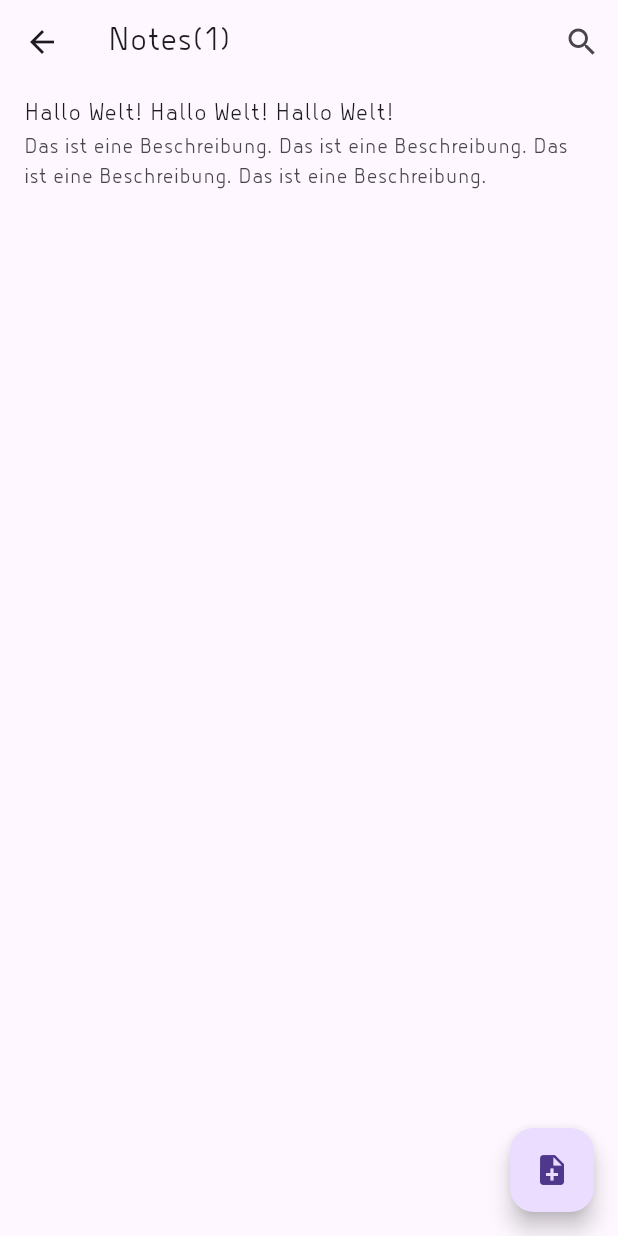
After one commit to sbrandt893/project_notez, a Flutter app: the NotesScreen screen opened directly, after a tap on the "note add" icon, on a phone screen of 412 x 824 dp. The commit adds this screen. Run offline on Flutter 3.47's test engine with Material 3 defaults, Android fonts, the phone set to English and light mode, and no system bars; our stand-ins replace flutter_riverpod.

Commit message:
before jira

```diff
--- a/lib/backend/interfaces/i_translation.dart
+++ b/lib/backend/interfaces/i_translation.dart
@@ -10,6 +10,7 @@ abstract class ITranslation {
   String get subTitleSettings;
   String get darkModeSwitchDescription;
   String get appThemeSwitchDescription;
+  String get notes;
   Image get flagIcon;
 
   factory ITranslation.fromString(String? string) {
--- a/lib/backend/models/note.dart
+++ b/lib/backend/models/note.dart
@@ -4,26 +4,39 @@ class Note {
   final String id;
   final String title;
   final String description;
+  final DateTime dateCreated;
+  final DateTime dateLastUpdated;
+  final DateTime dateLastOpened;
 
   Note({
     String? id,
     required this.title,
     required this.description,
-  }) : id = const Uuid().v4();
+    DateTime? dateCreated,
+    DateTime? dateLastUpdated,
+    DateTime? dateLastOpened,
+  })  : id = const Uuid().v4(),
+        dateCreated = DateTime.now(),
+        dateLastUpdated = DateTime.now(),
+        dateLastOpened = DateTime.now();
 
   Note copyWith({
     String? title,
     String? description,
+    bool? isUpdated,
   }) {
     return Note(
       id: id, // behält die ursprüngliche UUID bei
       title: title ?? this.title,
       description: description ?? this.description,
+      dateCreated: dateCreated,
+      dateLastUpdated: isUpdated == true ? DateTime.now() : dateLastUpdated,
+      dateLastOpened: DateTime.now(),
     );
   }
 
   @override
-  String toString() => 'Note (id: $id, title: $title, description: $description)';
+  String toString() => 'Note (id: $id, title: $title, description: $description, dateCreated: $dateCreated, dateLastUpdated: $dateLastUpdated, dateLastOpened: $dateLastOpened)';
 
   // Saving the Note to a json file
   Map<String, dynamic> toMap() {
@@ -31,6 +44,9 @@ class Note {
       'id': id,
       'title': title,
       'description': description,
+      'dateCreated': dateCreated.toString(),
+      'dateLastUpdated': dateLastUpdated.toString(),
+      'dateLastOpened': dateLastOpened.toString(),
     };
   }
 
@@ -40,6 +56,9 @@ class Note {
       id: map['id'],
       title: map['title'],
       description: map['description'],
+      dateCreated: DateTime.parse(map['dateCreated']),
+      dateLastUpdated: DateTime.parse(map['dateLastUpdated']),
+      dateLastOpened: DateTime.parse(map['dateLastOpened']),
     );
   }
 }
--- a/lib/backend/models/translations/de_translation.dart
+++ b/lib/backend/models/translations/de_translation.dart
@@ -18,7 +18,8 @@ class DeTranslation implements ITranslation {
   String get darkModeSwitchDescription => 'DarkMode ein/ausschalten';
   @override
   String get appThemeSwitchDescription => 'AppTheme wechseln';
-
+  @override
+  String get notes => 'Notizen';
   @override
   Image get flagIcon => Image.asset('assets/images/de.png');
 }
--- a/lib/backend/models/translations/en_translation.dart
+++ b/lib/backend/models/translations/en_translation.dart
@@ -18,6 +18,8 @@ class EnTranslation implements ITranslation {
   String get darkModeSwitchDescription => 'DarkMode on/off';
   @override
   String get appThemeSwitchDescription => 'Switch AppTheme';
+  @override
+  String get notes => 'Notes';
 
   @override
   Image get flagIcon => Image.asset('assets/images/en.png');
--- a/lib/frontend/routes/app_router.dart
+++ b/lib/frontend/routes/app_router.dart
@@ -1,11 +1,15 @@
 import 'package:flutter/material.dart';
 import 'package:project_notez/frontend/views/screens/loading_screen.dart';
+import 'package:project_notez/frontend/views/screens/note_screen.dart';
+import 'package:project_notez/frontend/views/screens/notes_screen.dart';
 import '../animations/switch_screen_animation.dart';
 import '../views/screens/settings_screen.dart';
 
 enum Routes {
   home,
   settings,
+  notes,
+  note,
 }
 
 class AppRouter {
@@ -15,7 +19,10 @@ class AppRouter {
         return SwitchScreenAnimation.createFadeRoute(page: const LoadingScreen());
       case 'Routes.settings':
         return SwitchScreenAnimation.createScaleRoute(page: const SettingsScreen());
-
+      case 'Routes.notes':
+        return SwitchScreenAnimation.createFadeRoute(page: const NotesScreen());
+      case 'Routes.note':
+        return SwitchScreenAnimation.createFadeRoute(page: const NoteScreen());
       default:
         return SwitchScreenAnimation.createFadeRoute(page: const LoadingScreen());
     }
--- a/lib/frontend/views/screens/home_screen.dart
+++ b/lib/frontend/views/screens/home_screen.dart
@@ -5,6 +5,7 @@ import 'package:project_notez/backend/models/note.dart';
 import 'package:project_notez/frontend/animations/fab_menu.dart';
 import 'package:project_notez/frontend/routes/app_router.dart';
 import 'package:project_notez/frontend/views/widgets/my_shape_border_z.dart';
+import 'package:project_notez/logic/functions.dart';
 import 'package:project_notez/logic/provider/app_state_provider.dart';
 import 'package:project_notez/logic/provider/notes_provider.dart';
 
@@ -15,7 +16,6 @@ class HomeScreen extends ConsumerWidget {
   Widget build(BuildContext context, WidgetRef ref) {
     final AppState appState = ref.watch(appStateProvider);
     Size size = MediaQuery.of(context).size;
-    List<Note> notes = ref.watch(notesProvider);
 
     return SafeArea(
       child: Scaffold(
@@ -71,36 +71,13 @@ class HomeScreen extends ConsumerWidget {
                   colorFilter: ColorFilter.mode(appState.appTheme.primaryColor, BlendMode.multiply),
                 ),
               ),
-              child: Padding(
-                padding: const EdgeInsets.only(top: 75),
+              child: const Padding(
+                padding: EdgeInsets.only(top: 100),
+                // selectable Widgets
                 child: Column(
                   children: [
-                    Flexible(
-                      flex: 1,
-                      child: Text(
-                        appState.translation.subTitleHome,
-                        style: TextStyle(fontWeight: FontWeight.bold, fontSize: 20, color: appState.appTheme.subTitleColor),
-                      ),
-                    ),
-                    Flexible(
-                      flex: 5,
-                      child: ListView.builder(
-                          padding: const EdgeInsets.all(20),
-                          itemCount: notes.length,
-                          itemBuilder: (BuildContext context, int index) {
-                            return SizedBox(
-                              height: 150,
-                              child: Card(
-                                child: ListTile(
-                                  title: Text(notes[index].title),
-                                  onTap: () {
-                                    ref.read(notesProvider.notifier).remove(notes[index].id);
-                                  },
-                                ),
-                              ),
-                            );
-                          }),
-                    ),
+                    // Notes Widget
+                    NotesWidget(),
                   ],
                 ),
               )),
@@ -108,3 +85,164 @@ class HomeScreen extends ConsumerWidget {
     );
   }
 }
+
+class NotesWidget extends ConsumerStatefulWidget {
+  const NotesWidget({
+    super.key,
+  });
+
+  @override
+  NotesWidgetState createState() => NotesWidgetState();
+}
+
+class NotesWidgetState extends ConsumerState<NotesWidget> {
+  int filterSelected = 0;
+
+  @override
+  Widget build(BuildContext context) {
+    final AppState appState = ref.watch(appStateProvider);
+    final List<Note> notes = ref.watch(notesProvider);
+    filterSelected == 0 ? notes.sort((a, b) => b.dateLastOpened.compareTo(a.dateLastOpened)) : notes.sort((a, b) => b.dateLastUpdated.compareTo(a.dateLastUpdated));
+    return Container(
+      margin: const EdgeInsets.all(10),
+      // padding: const EdgeInsets.all(10),
+      decoration: BoxDecoration(
+        borderRadius: BorderRadius.circular(10),
+        color: appState.appTheme.appbarBackgroundColor.withOpacity(0.75),
+      ),
+      child: Column(
+        crossAxisAlignment: CrossAxisAlignment.start,
+        children: [
+          Row(
+            mainAxisAlignment: MainAxisAlignment.spaceBetween,
+            children: [
+              TextButton(
+                  child: Text(
+                    '${appState.translation.notes}(${notes.length})',
+                    style: TextStyle(fontWeight: FontWeight.bold, fontSize: 20, color: appState.appTheme.subTitleColor),
+                  ),
+                  onPressed: () => Navigator.pushNamed(context, '${Routes.notes}')),
+              IconButton(
+                icon: const Icon(Icons.more_horiz, size: 32),
+                onPressed: () => Navigator.pushNamed(context, '${Routes.notes}'),
+                color: appState.appTheme.appbarIconColor,
+              ),
+            ],
+          ),
+          // Filter for Notes
+          Row(
+            children: [
+              // Filter: Last used
+              TextButton(
+                onPressed: () => setState(() => filterSelected = 0),
+                child: Text(
+                  'Zuletzt verwendet',
+                  style: TextStyle(
+                    fontSize: 20,
+                    color: filterSelected == 0 ? appState.appTheme.subTitleColor : appState.appTheme.subTitleColor.withOpacity(0.3),
+                  ),
+                ),
+              ),
+              const SizedBox(width: 10),
+              // Filter: Favorites
+              TextButton(
+                onPressed: () => setState(() => filterSelected = 1),
+                child: Text(
+                  'Favoriten',
+                  style: TextStyle(
+                    fontSize: 20,
+                    color: filterSelected == 1 ? appState.appTheme.subTitleColor : appState.appTheme.subTitleColor.withOpacity(0.3),
+                  ),
+                ),
+              ),
+            ],
+          ),
+          Padding(
+            padding: const EdgeInsets.all(10),
+            child: SizedBox(
+              height: 200,
+              child: ListView.builder(
+                scrollDirection: Axis.horizontal,
+                itemCount: notes.length > 7 ? 7 : notes.length,
+                itemBuilder: (BuildContext context, int index) {
+                  return NotePreview(note: notes[index]);
+                },
+              ),
+            ),
+          ),
+        ],
+      ),
+    );
+  }
+}
+
+class NotePreview extends ConsumerWidget {
+  const NotePreview({
+    super.key,
+    required this.note,
+  });
+
+  final Note note;
+
+  @override
+  Widget build(BuildContext context, WidgetRef ref) {
+    return Padding(
+      padding: const EdgeInsets.only(right: 10),
+      child: SizedBox(
+        width: 150,
+        child: Material(
+          shape: const BeveledRectangleBorder(
+            borderRadius: BorderRadius.only(
+              topRight: Radius.circular(20),
+            ),
+          ),
+          child: Column(
+            children: [
+              ListTile(
+                title: Text(
+                  note.title,
+                  overflow: TextOverflow.ellipsis,
+                ),
+                subtitle: Column(
+                  children: [
+                    Text(
+                      note.description,
+                      maxLines: 6,
+                      overflow: TextOverflow.ellipsis,
+                    ),
+                    const SizedBox(height: 10),
+                  ],
+                ),
+                //^later: onTap: () => Navigator.pushNamed(context, '${Routes.notes}/${notes[index].id}'),
+                onTap: () => Navigator.pushNamed(context, '${Routes.notes}'),
+              ),
+              Expanded(
+                child: Padding(
+                  padding: const EdgeInsets.only(left: 5, right: 5),
+                  child: Row(
+                    mainAxisAlignment: MainAxisAlignment.spaceBetween,
+                    crossAxisAlignment: CrossAxisAlignment.end,
+                    children: [
+                      Text(
+                        getGermanDateTime(note.dateLastUpdated),
+                      ),
+                      IconButton(
+                        icon: const Icon(
+                          Icons.delete,
+                          size: 20,
+                        ),
+                        onPressed: () {
+                          ref.read(notesProvider.notifier).remove(note.id);
+                        },
+                      ),
+                    ],
+                  ),
+                ),
+              ),
+            ],
+          ),
+        ),
+      ),
+    );
+  }
+}
--- /dev/null
+++ b/lib/frontend/views/screens/notes_screen.dart
@@ -0,0 +1,51 @@
+import 'package:flutter/material.dart';
+import 'package:flutter_riverpod/flutter_riverpod.dart';
+import 'package:project_notez/backend/models/note.dart';
+import 'package:project_notez/logic/provider/notes_provider.dart';
+
+class NotesScreen extends ConsumerStatefulWidget {
+  const NotesScreen({Key? key}) : super(key: key);
+
+  @override
+  _NotesScreenState createState() => _NotesScreenState();
+}
+
+class _NotesScreenState extends ConsumerState<NotesScreen> {
+  @override
+  Widget build(BuildContext context) {
+    List<Note> notes = ref.watch(notesProvider);
+    return Scaffold(
+        appBar: AppBar(
+          title: Text('Notes(${notes.length})'),
+          actions: [
+            IconButton(
+              onPressed: () {},
+              icon: Icon(Icons.search),
+            ),
+          ],
+        ),
+        body: Column(
+          children: [
+            Expanded(
+              child: ListView.builder(
+                itemCount: notes.length,
+                itemBuilder: (context, index) {
+                  return ListTile(
+                    title: Text(notes[index].title),
+                    subtitle: Text(notes[index].description),
+                  );
+                },
+              ),
+            ),
+          ],
+        ),
+        floatingActionButton: FloatingActionButton(
+          onPressed: () {
+            ref.read(notesProvider.notifier).add(Note(
+                title: 'Hallo Welt! Hallo Welt! Hallo Welt!',
+                description: 'Das ist eine Beschreibung. Das ist eine Beschreibung. Das ist eine Beschreibung. Das ist eine Beschreibung.'));
+          },
+          child: Icon(Icons.note_add),
+        ));
+  }
+}
--- a/lib/logic/functions.dart
+++ b/lib/logic/functions.dart
@@ -0,0 +1,4 @@
+// Convert DateTime to german format: dd.mm.yyyy
+String getGermanDateTime(DateTime dateTime) {
+  return '${dateTime.day.toString().padLeft(2, '0')}.${dateTime.month.toString().padLeft(2, '0')}.${dateTime.year}';
+}
--- a/lib/main.dart
+++ b/lib/main.dart
@@ -7,9 +7,6 @@ import 'package:project_notez/logic/provider/app_state_provider.dart';
 import 'package:uuid/uuid.dart';
 
 void main() {
-  var uuid = Uuid().v4();
-  log('uuid: $uuid');
-
   runApp(
     ProviderScope(
       child: MyApp(
```
Also changed, not shown: lib/frontend/animations/fab_menu.dart (+6 -6 lines), lib/frontend/views/screens/note_screen.dart (added, +64 -0 lines), lib/frontend/views/widgets/note_preview.dart (added, +53 -0 lines).
